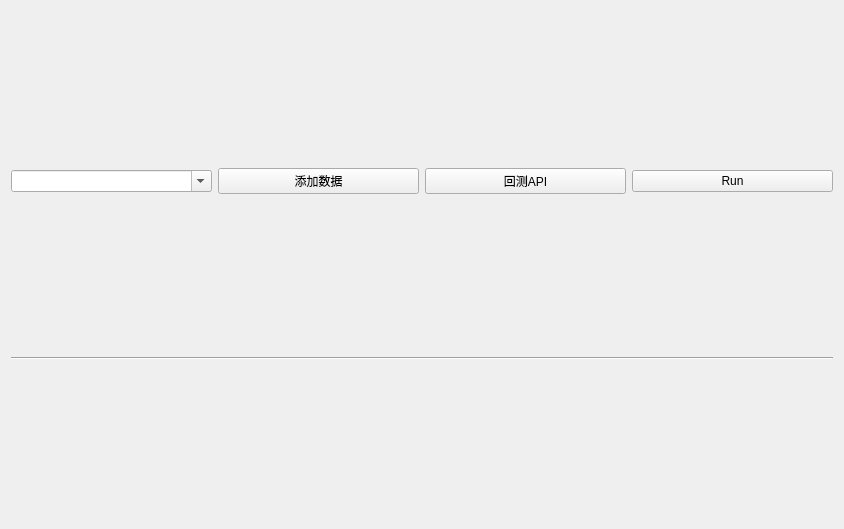
Old version of the form app/ui/backtrack.ui in the repository ctpbee/ctpbee_desktop.
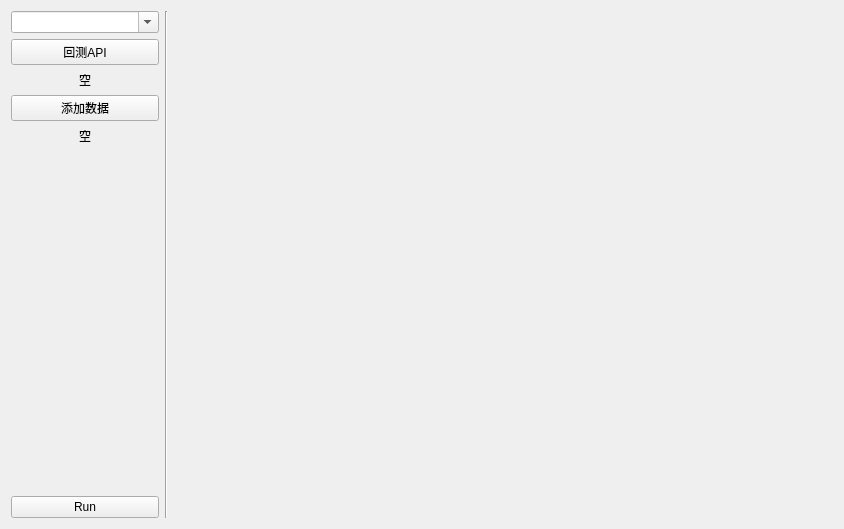
New version of the form.

Diff of the .ui file:
```diff
--- a/app/ui/backtrack.ui
+++ b/app/ui/backtrack.ui
@@ -13,43 +13,88 @@
   <property name="windowTitle">
    <string>Form</string>
   </property>
-  <layout class="QGridLayout" name="gridLayout">
-   <item row="0" column="2">
+  <layout class="QHBoxLayout" name="horizontalLayout" stretch="2,0,9">
+   <item>
+    <layout class="QVBoxLayout" name="verticalLayout_3">
+     <item>
+      <widget class="QComboBox" name="local_symbol_box">
+       <property name="editable">
+        <bool>true</bool>
+       </property>
+      </widget>
+     </item>
+     <item>
+      <layout class="QVBoxLayout" name="verticalLayout_2">
+       <item>
     <widget class="QPushButton" name="add_backtrack_btn">
      <property name="text">
       <string>回测API</string>
      </property>
     </widget>
    </item>
-   <item row="1" column="0" colspan="4">
-    <widget class="Line" name="line">
-     <property name="orientation">
-      <enum>Qt::Horizontal</enum>
+       <item>
+        <widget class="QLabel" name="backtrack_label">
+         <property name="text">
+          <string>空</string>
+         </property>
+         <property name="alignment">
+          <set>Qt::AlignCenter</set>
      </property>
     </widget>
    </item>
-   <item row="0" column="1">
+      </layout>
+     </item>
+     <item>
+      <layout class="QVBoxLayout" name="verticalLayout">
+       <item>
     <widget class="QPushButton" name="add_data_btn">
      <property name="text">
       <string>添加数据</string>
      </property>
     </widget>
    </item>
-   <item row="0" column="0">
-    <widget class="QComboBox" name="local_symbol_box">
-     <property name="editable">
-      <bool>true</bool>
+       <item>
+        <widget class="QLabel" name="data_label">
+         <property name="text">
+          <string>空</string>
+         </property>
+         <property name="alignment">
+          <set>Qt::AlignCenter</set>
      </property>
     </widget>
    </item>
-   <item row="0" column="3">
+      </layout>
+     </item>
+     <item>
+      <spacer name="verticalSpacer_2">
+       <property name="orientation">
+        <enum>Qt::Vertical</enum>
+       </property>
+       <property name="sizeHint" stdset="0">
+        <size>
+         <width>20</width>
+         <height>40</height>
+        </size>
+       </property>
+      </spacer>
+     </item>
+     <item>
     <widget class="QPushButton" name="run_btn">
      <property name="text">
       <string>Run</string>
      </property>
     </widget>
    </item>
-   <item row="2" column="0" colspan="4">
+    </layout>
+   </item>
+   <item>
+    <widget class="Line" name="line">
+     <property name="orientation">
+      <enum>Qt::Vertical</enum>
+     </property>
+    </widget>
+   </item>
+   <item>
     <layout class="QVBoxLayout" name="res_layout"/>
    </item>
   </layout>
```
Lines whose indentation alone changed are shown as unchanged.
